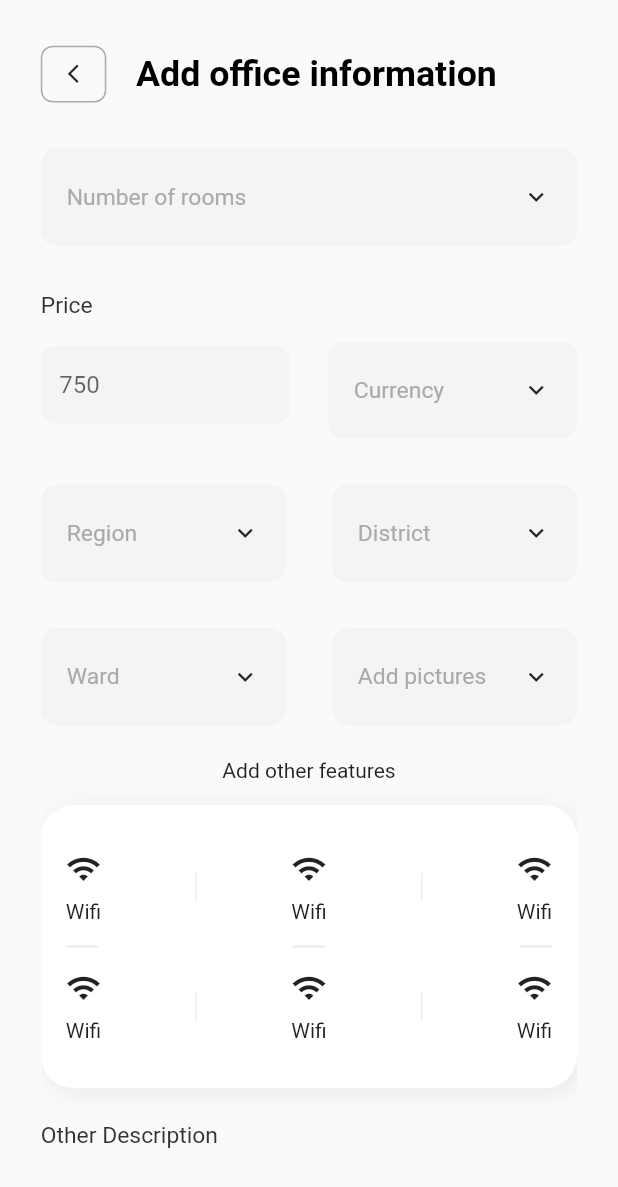
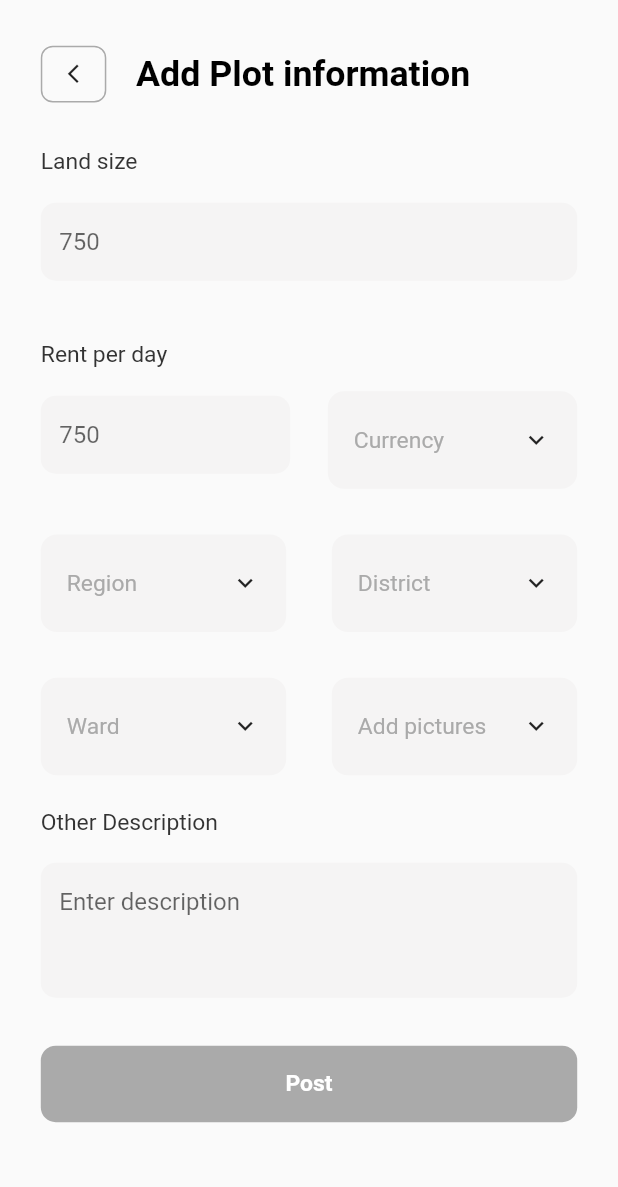
Before and after one commit to tamiratdereje/Dalali-Hub, a Flutter app: the screen it shows after launch, on a phone screen of 412 x 824 dp. Shown: the top 1187 px of the screen. Run offline on Flutter 3.47's test engine with Material 2 defaults, Android fonts, the phone set to English and light mode, and no system bars; drawn by our look-alikes of dropdown_button2; our stand-ins replace bloc, dio, flutter_bloc, flutter_otp_text_field, flutter_svg, freezed_annotation and 7 more; generated files the repository leaves out were written again; network calls fail.

Commit message:
implemented add plot ui

```diff
--- a/mobile/dalali_hub/lib/app/navigation/navigator.dart
+++ b/mobile/dalali_hub/lib/app/navigation/navigator.dart
@@ -4,6 +4,7 @@ import 'package:dalali_hub/app/pages/broker_home/broker_home.dart';
 import 'package:dalali_hub/app/pages/create_hall/add_hall.dart';
 import 'package:dalali_hub/app/pages/create_house/add_house.dart';
 import 'package:dalali_hub/app/pages/create_office/create_office.dart';
+import 'package:dalali_hub/app/pages/create_plot/add_plot.dart';
 import 'package:dalali_hub/app/pages/cutomer_home/customer_home.dart';
 import 'package:dalali_hub/app/pages/halls/hall_filter.dart';
 import 'package:dalali_hub/app/pages/house_filter/house_filter.dart';
@@ -24,7 +25,7 @@ class AppRouter {
   AppRouter(this.authCubit);
 
   late final GoRouter router = GoRouter(
-    initialLocation: AppRoutes.addOffice,
+    initialLocation: AppRoutes.addPlot,
     debugLogDiagnostics: true,
     routes: <GoRoute>[
       GoRoute(
@@ -90,10 +91,16 @@ class AppRouter {
           return CreateHall(serviceName: "Add hall information");
         },
       ),
-       GoRoute(
+      GoRoute(
         path: AppRoutes.addOffice,
         builder: (BuildContext context, GoRouterState state) {
           return CreateOffice(serviceName: "Add office information");
+        },
+      ),
+      GoRoute(
+        path: AppRoutes.addPlot,
+        builder: (BuildContext context, GoRouterState state) {
+          return CreatePlot(serviceName: "Add Plot information");
         },
       ),
     ],
--- a/mobile/dalali_hub/lib/app/navigation/routes.dart
+++ b/mobile/dalali_hub/lib/app/navigation/routes.dart
@@ -14,6 +14,7 @@ class AppRoutes {
   static const String addHall = "/addHall";
   static const String addLand = "/addLand";
   static const String addOffice = "/addOffice";
+  static const String addPlot = "/addPlot";
 
 
 }
--- /dev/null
+++ b/mobile/dalali_hub/lib/app/pages/create_plot/add_plot.dart
@@ -0,0 +1,321 @@
+import 'package:dalali_hub/app/core/widgets/button.dart';
+import 'package:dalali_hub/app/core/widgets/drop_down_button.dart';
+import 'package:dalali_hub/app/core/widgets/input_field.dart';
+import 'package:dalali_hub/app/navigation/routes.dart';
+import 'package:dalali_hub/app/pages/broker_home/widgets/broker_service_container.dart';
+import 'package:dalali_hub/app/pages/broker_home/widgets/broker_statics.dart';
+import 'package:dalali_hub/app/pages/cutomer_home/widgets/customer_appbar.dart';
+import 'package:dalali_hub/app/utils/colors.dart';
+import 'package:dalali_hub/app/utils/font_style.dart';
+import 'package:flutter/material.dart';
+import 'package:go_router/go_router.dart';
+import 'package:responsive_sizer/responsive_sizer.dart';
+
+// ignore: must_be_immutable
+class CreatePlot extends StatefulWidget {
+  String serviceName;
+  CreatePlot({super.key, required this.serviceName});
+
+  @override
+  State<CreatePlot> createState() => _CreatePlotState();
+}
+
+class _CreatePlotState extends State<CreatePlot> {
+  final GlobalKey<FormState> _formKey = GlobalKey<FormState>();
+  List<String> numberOfRooms = ['1', '2', '3', '4'];
+  String? selectedNumberOfRooms;
+  final List<String> items = [
+    'Item1',
+    'Item2',
+    'Item3',
+    'Item4',
+    'Item5',
+    'Item6',
+    'Item7',
+    'Item8',
+  ];
+
+  @override
+  Widget build(BuildContext context) {
+    return Scaffold(
+      appBar: CustomerAppBar(title: widget.serviceName),
+      body: Padding(
+        padding: EdgeInsets.only(
+          left: 6.6.w,
+          right: 6.6.w,
+          bottom: 5.6.h,
+        ),
+        child: SingleChildScrollView(
+          child: Form(
+            key: _formKey,
+            child: Column(
+              crossAxisAlignment: CrossAxisAlignment.center,
+              children: [
+                SizedBox(
+                  height: 3.7.h,
+                ),
+                AppInputField(
+                  // controller: repeatPasswordController,
+                  label: 'Land size',
+                  hint: "750",
+                  obscureText: false,
+                  validator: (value) {
+                    if (value!.isEmpty) {
+                      return 'Land size is required';
+                    }
+                    // if (value != newPasswordController.text) {
+                    //   return 'Password does not match';
+                    // }
+                    return null;
+                  },
+                ),
+                SizedBox(
+                  height: 3.7.h,
+                ),
+                Row(
+                  mainAxisAlignment: MainAxisAlignment.spaceBetween,
+                  crossAxisAlignment: CrossAxisAlignment.end,
+                  children: [
+                    Expanded(
+                      child: AppInputField(
+                        // controller: repeatPasswordController,
+                        label: 'Rent per day',
+                        hint: "750",
+                        obscureText: false,
+                        validator: (value) {
+                          if (value!.isEmpty) {
+                            return 'Password is required';
+                          }
+                          // if (value != newPasswordController.text) {
+                          //   return 'Password does not match';
+                          // }
+                          return null;
+                        },
+                      ),
+                    ),
+                    SizedBox(
+                      width: 6.1.w,
+                    ),
+                    Expanded(
+                      child: AppDropDown(
+                        labelStyle:
+                            bodyTextStyle.copyWith(color: AppColors.white),
+                        selectedValue: selectedNumberOfRooms,
+                        dropDownValues: numberOfRooms,
+                        onChanged: (value) {
+                          setState(() {
+                            selectedNumberOfRooms = value!;
+                          });
+                        },
+                        hint: "Currency",
+                        useItemBuilderForSelectedValue: false,
+                        itemBuilder: (String item) {
+                          return Container(
+                            width: 70.w,
+                            padding: EdgeInsets.symmetric(horizontal: 3.1.w),
+                            child: Text(
+                              item,
+                              style: categoryContainerStyle.copyWith(
+                                  color: AppColors.black.withOpacity(0.5)),
+                            ),
+                          );
+                        },
+                      ),
+                    ),
+                  ],
+                ),
+                SizedBox(
+                  height: 3.7.h,
+                ),
+                Row(
+                  mainAxisAlignment: MainAxisAlignment.spaceBetween,
+                  children: [
+                    Expanded(
+                      child: AppDropDown(
+                        labelStyle:
+                            bodyTextStyle.copyWith(color: AppColors.white),
+                        selectedValue: selectedNumberOfRooms,
+                        dropDownValues: numberOfRooms,
+                        onChanged: (value) {
+                          setState(() {
+                            selectedNumberOfRooms = value!;
+                          });
+                        },
+                        hint: "Region",
+                        useItemBuilderForSelectedValue: false,
+                        itemBuilder: (String item) {
+                          return Container(
+                            width: 70.w,
+                            padding: EdgeInsets.symmetric(horizontal: 3.1.w),
+                            child: Text(
+                              item,
+                              style: categoryContainerStyle.copyWith(
+                                  color: AppColors.black.withOpacity(0.5)),
+                            ),
+                          );
+                        },
+                      ),
+                    ),
+                    SizedBox(
+                      width: 3.7.h,
+                    ),
+                    Expanded(
+                      child: AppDropDown(
+                        labelStyle:
+                            bodyTextStyle.copyWith(color: AppColors.white),
+                        selectedValue: selectedNumberOfRooms,
+                        dropDownValues: numberOfRooms,
+                        onChanged: (value) {
+                          setState(() {
+                            selectedNumberOfRooms = value!;
+                          });
+                        },
+                        hint: "District",
+                        useItemBuilderForSelectedValue: false,
+                        itemBuilder: (String item) {
+                          return Container(
+                            width: 70.w,
+                            padding: EdgeInsets.symmetric(horizontal: 3.1.w),
+                            child: Text(
+                              item,
+                              style: categoryContainerStyle.copyWith(
+                                  color: AppColors.black.withOpacity(0.5)),
+                            ),
+                          );
+                        },
+                      ),
+                    ),
+                  ],
+                ),
+                SizedBox(
+                  height: 3.7.h,
+                ),
+                Row(
+                  mainAxisAlignment: MainAxisAlignment.spaceBetween,
+                  children: [
+                    Expanded(
+                      child: AppDropDown(
+                        labelStyle:
+                            bodyTextStyle.copyWith(color: AppColors.white),
+                        selectedValue: selectedNumberOfRooms,
+                        dropDownValues: numberOfRooms,
+                        onChanged: (value) {
+                          setState(() {
+                            selectedNumberOfRooms = value!;
+                          });
+                        },
+                        hint: "Ward",
+                        useItemBuilderForSelectedValue: false,
+                        itemBuilder: (String item) {
+                          return Container(
+                            width: 70.w,
+                            padding: EdgeInsets.symmetric(horizontal: 3.1.w),
+                            child: Text(
+                              item,
+                              style: categoryContainerStyle.copyWith(
+                                  color: AppColors.black.withOpacity(0.5)),
+                            ),
+                          );
+                        },
+                      ),
+                    ),
+                    SizedBox(
+                      width: 3.7.h,
+                    ),
+                    Expanded(
+                      child: AppDropDown(
+                        labelStyle:
+                            bodyTextStyle.copyWith(color: AppColors.white),
+                        selectedValue: selectedNumberOfRooms,
+                        dropDownValues: numberOfRooms,
+                        onChanged: (value) {
+                          setState(() {
+                            selectedNumberOfRooms = value!;
+                          });
+                        },
+                        hint: "Add pictures",
+                        useItemBuilderForSelectedValue: false,
+                        itemBuilder: (String item) {
+                          return Container(
+                            width: 70.w,
+                            padding: EdgeInsets.symmetric(horizontal: 3.1.w),
+                            child: Text(
+                              item,
+                              style: categoryContainerStyle.copyWith(
+                                  color: AppColors.black.withOpacity(0.5)),
+                            ),
+                          );
+                        },
+                      ),
+                    ),
+                  ],
+                ),
+                SizedBox(
+                  height: 2.7.h,
+                ),
+                AppInputField(
+                  height: 26.6.w,
+                  // controller: repeatPasswordController,
+                  label: 'Other Description',
+                  hint: "Enter description",
+                  minLine: 3,
+                  maxLine: 5,
+                  obscureText: false,
+                  validator: (value) {
+                    if (value!.isEmpty) {
+                      return 'Description is required';
+                    }
+
+                    return null;
+                  },
+                ),
+                SizedBox(
+                  height: 2.7.h,
+                ),
+                AppButtonPrimary(
+                  color: AppColors.ultimateGray,
+                  textStyle: bodyTextStyle.copyWith(
+                      color: AppColors.white, fontWeight: FontWeight.w600),
+                  text: "Post",
+                  onPressed: () {
+                    // if (!_formKey.currentState!.validate()) {
+                    //   debugPrint('form is not valid');
+                    //   return;
+                    // }
+                    // if (repeatPasswordController.text !=
+                    //     newPasswordController.text) {
+                    //   showAppDialog(
+                    //       context: context,
+                    //       errorAlert: true,
+                    //       title: 'Opps, Wrong password',
+                    //       description: 'You have entered a wrong password',
+                    //       buttonLabel: 'Try again');
+                    // } else {
+                    //   showAppDialog(
+                    //       context: context,
+                    //       title: 'Congratulations!',
+                    //       description: 'Your account is ready',
+                    //       buttonLabel: 'Log in');
+                    // }
+                  },
+                ),
+              ],
+            ),
+          ),
+        ),
+      ),
+    );
+  }
+
+  Column FacilitiesItemCreate() {
+    return Column(
+      children: [
+        const Icon(Icons.wifi),
+        SizedBox(
+          height: 1.h,
+        ),
+        const Text("Wifi"),
+      ],
+    );
+  }
+}
```
